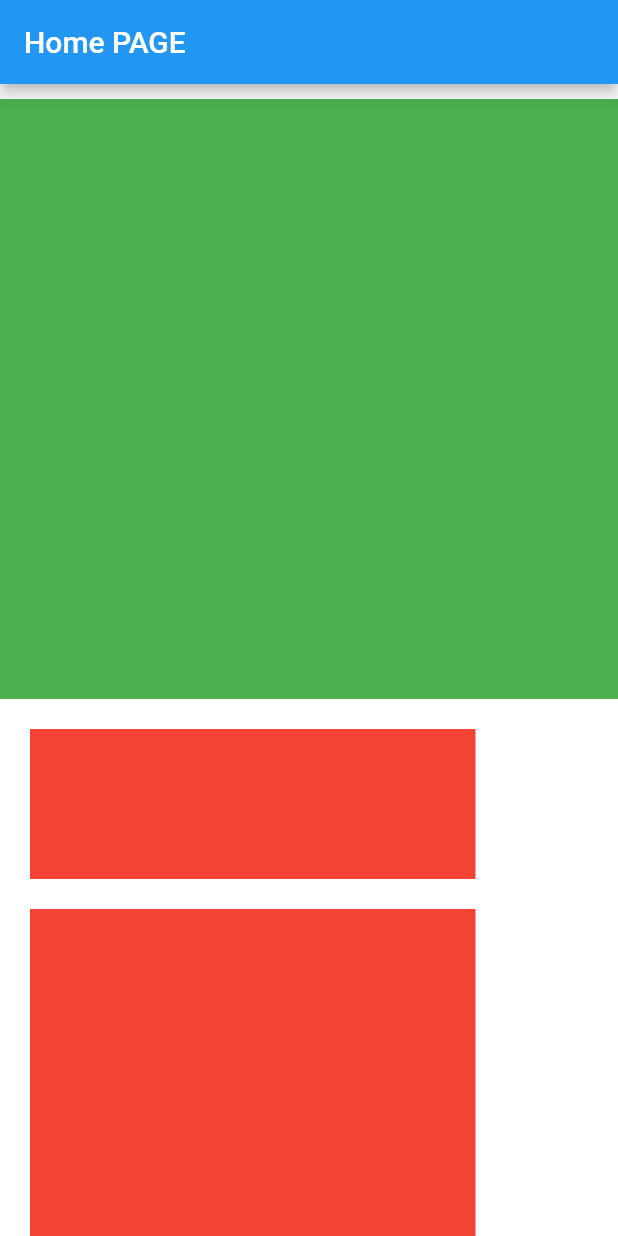
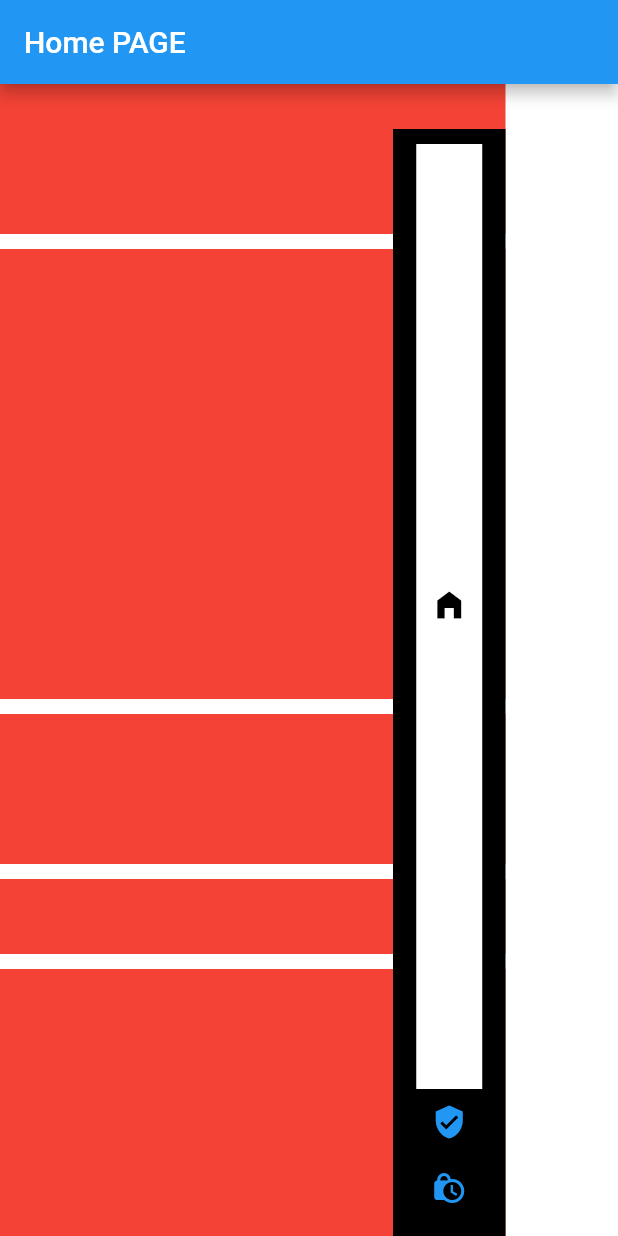
Before and after one commit to Tri7Ratops/flutter_side_navbar, a Flutter app: the screen it shows after launch, on a phone screen of 412 x 824 dp. Run offline on Flutter 3.47's test engine with Material 2 defaults, Android fonts, the phone set to English and light mode, and no system bars; drawn by our look-alikes of scroll_to_index; our stand-ins replace equatable, visibility_detector.

Commit message:
[+] Can disallow scroll and navigation following

```diff
--- a/example/lib/screens/home.dart
+++ b/example/lib/screens/home.dart
@@ -4,19 +4,17 @@ import 'package:flutter_side_navbar/flutter_side_navbar.dart';
 class HomeScreen extends StatelessWidget {
   @override
   Widget build(BuildContext context) {
-    return Scaffold(
+    return SafeArea(
+      child: Scaffold(
         backgroundColor: Colors.white70,
         appBar: AppBar(
           title: Text("Home PAGE"),
         ),
-      body: SingleChildScrollView(
-        child: Column(
-          children: [
-            _getContainer(height: 400, color: Colors.green),
-             SideNavbar(
-                physics: const NeverScrollableScrollPhysics(),
-                shrinkWrap: true,
-                padding: const EdgeInsets.symmetric(horizontal: 20),
+        body: SideNavbar(
+          navigationBackgroundColor: Colors.black,
+          //   physics: const NeverScrollableScrollPhysics(),
+          //     shrinkWrap: true,
+          //       padding: const EdgeInsets.symmetric(horizontal: 20),
           pages: [
             SideItemModel(
               defaultIconColor: Colors.blue,
@@ -103,19 +101,16 @@ class HomeScreen extends StatelessWidget {
             ),
           ],
         ),
-
-          ],
-        ),
       ),
     );
   }
 
-  Widget _getContainer({required double height, required Color color}) {
+  Widget _getContainer({required double height, required Color color, double margeVertical = 10.0}) {
     return Container(
       height: height,
       width: double.infinity,
       color: color,
-      margin: const EdgeInsets.symmetric(vertical: 10),
+      margin: EdgeInsets.only(bottom: margeVertical),
     );
   }
 }
--- a/lib/src/side_navbar.dart
+++ b/lib/src/side_navbar.dart
@@ -38,41 +38,76 @@ class SideNavbar extends StatefulWidget {
 }
 
 class _SideNavbarState extends State<SideNavbar> {
-  late AutoScrollController controller;
+  late AutoScrollController _controller;
+  GlobalKey _keyList = GlobalKey();
+  double position = 0;
 
   @override
   void initState() {
-    controller = widget.controller ?? AutoScrollController(
-      viewportBoundaryGetter: () => Rect.fromLTRB(0, 0, 0, MediaQuery.of(context).padding.bottom),
-      axis: Axis.vertical,
-    );
-
+    _controller = widget.controller ??
+        AutoScrollController(
+          viewportBoundaryGetter: () => Rect.fromLTRB(0, 0, 0, MediaQuery.of(context).padding.bottom),
+          axis: Axis.vertical,
+        );
     for (SideItemModel item in widget.pages) {
       if (item.page != null) {
         item.mostVisible = true;
         break;
       }
     }
+    WidgetsBinding.instance!.addPostFrameCallback((_) {
+      _getSizes();
+    });
 
     super.initState();
   }
 
   @override
+  void dispose() {
+    _controller.dispose();
+    super.dispose();
+  }
+
+  @override
   Widget build(BuildContext context) {
     if (widget.reversed) {
-      return Row(
+      return Stack(
         children: [
-          _getNavigationColumn(context),
+          AnimatedPositioned(
+            duration: const Duration(seconds: 1),
+            curve: Curves.fastOutSlowIn,
+            top: position,
+            right: 0.0,
+            child: _getNavigationColumn(context),
+          ),
           _getPagesColumn(),
         ],
       );
     }
-    return Row(
+    return Stack(
       children: [
         _getPagesColumn(),
-        _getNavigationColumn(context),
+        AnimatedPositioned(
+          duration: const Duration(seconds: 1),
+          curve: Curves.fastOutSlowIn,
+          top: position,
+          right: 0.0,
+          child: _getNavigationColumn(context),
+        ),
       ],
     );
+  }
+
+  _getSizes() {
+    final RenderBox? renderBox = _keyList.currentContext!.findRenderObject() as RenderBox;
+    final pos = renderBox!.localToGlobal(Offset.zero);
+
+    double paddingNav = widget.paddingNavigation != null ? widget.paddingNavigation!.top + widget.paddingNavigation!.bottom : 0;
+    double navigationPos = (-pos.dy < -AppBar().preferredSize.height - 13 - paddingNav) ? 0 : (-pos.dy + AppBar().preferredSize.height + 10 + paddingNav);
+
+    if (this.mounted && navigationPos != position) {
+      setState(() => position = navigationPos);
+    }
   }
 
   _defineMostVisiblePage() {
@@ -99,24 +134,26 @@ class _SideNavbarState extends State<SideNavbar> {
 
   Widget _getPagesColumn() {
     return Container(
+      key: _keyList,
       width: MediaQuery.of(context).size.width - widget.navigationWidth,
       child: ListView.builder(
         physics: widget.physics,
         padding: widget.padding,
         shrinkWrap: widget.shrinkWrap,
-        controller: controller,
+        controller: _controller,
         scrollDirection: Axis.vertical,
         itemCount: widget.pages.length,
         itemBuilder: (context, index) {
           return VisibilityDetector(
             key: Key('INDEX-flutter-side-navbar-$index'),
             onVisibilityChanged: (visibilityInfo) {
+              _getSizes();
               widget.pages[index].visibilityPercentage = visibilityInfo.visibleFraction * 100;
               _defineMostVisiblePage();
             },
             child: AutoScrollTag(
               key: ValueKey(index),
-              controller: controller,
+              controller: _controller,
               index: index,
               child: widget.pages[index].page ?? Container(),
             ),
@@ -138,8 +175,8 @@ class _SideNavbarState extends State<SideNavbar> {
             child: FocusSideItem(
               onTap: () {
                 item.onTap?.call();
-                controller.scrollToIndex(index, preferPosition: AutoScrollPosition.begin);
-                controller.highlight(index);
+                _controller.scrollToIndex(index, preferPosition: AutoScrollPosition.begin);
+                _controller.highlight(index);
               },
               reversed: widget.reversed,
               decoration: widget.decorationItem,
@@ -155,8 +192,8 @@ class _SideNavbarState extends State<SideNavbar> {
               decoration: widget.decorationItem,
               onTap: () {
                 item.onTap?.call();
-                controller.scrollToIndex(index, preferPosition: AutoScrollPosition.begin);
-                controller.highlight(index);
+                _controller.scrollToIndex(index, preferPosition: AutoScrollPosition.begin);
+                _controller.highlight(index);
               },
               item: item,
             ),
@@ -165,8 +202,11 @@ class _SideNavbarState extends State<SideNavbar> {
       }
     }
 
+    final double paddingMedia = MediaQuery.of(context).padding.top + MediaQuery.of(context).padding.bottom;
+    final double paddingNavigation = widget.paddingNavigation != null ? (widget.paddingNavigation!.top + widget.paddingNavigation!.bottom) : 0.0;
+    final heightContainer = MediaQuery.of(context).size.height - AppBar().preferredSize.height - paddingMedia - paddingNavigation - 10;
     return Container(
-      height: MediaQuery.of(context).size.height,
+      height: heightContainer,
       padding: widget.paddingNavigation,
       width: widget.navigationWidth,
       color: widget.navigationBackgroundColor,
```
Lines whose indentation alone changed are shown as unchanged.
